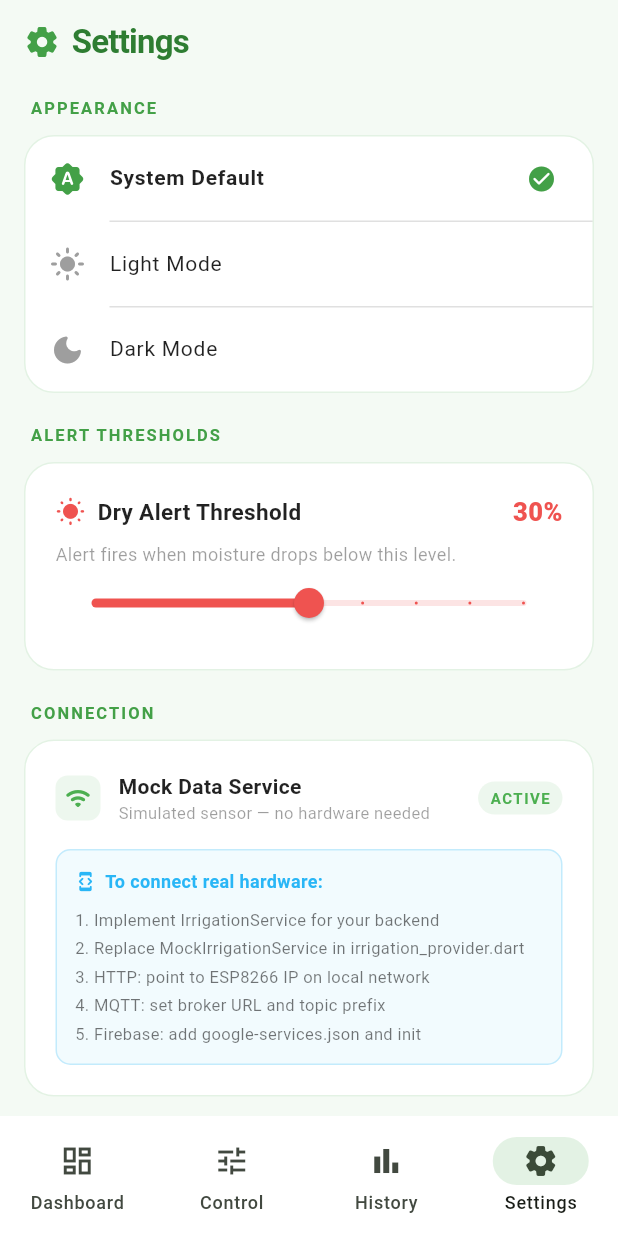
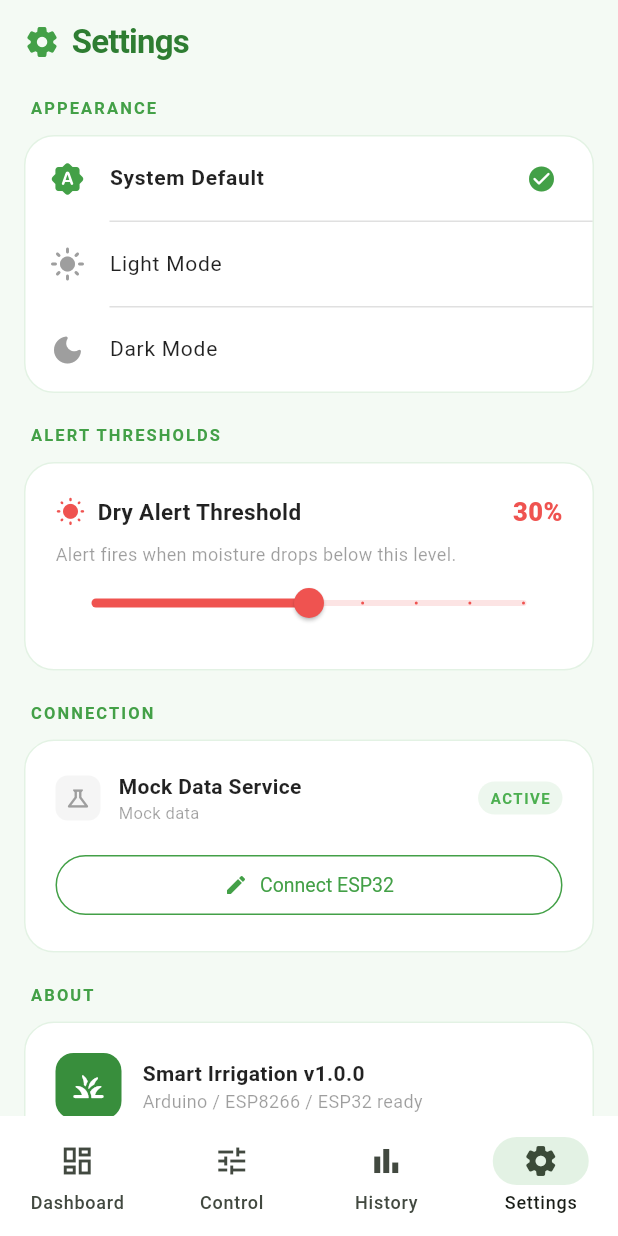
Before and after one commit to mohamed-emad-c4/iot_mnu_app, a Flutter app: the MainScaffold screen opened directly, item 4 of the bottom bar chosen, on a phone screen of 412 x 824 dp. Run offline on Flutter 3.47's test engine with Material 3 defaults, Android fonts, the phone set to English and light mode, and no system bars; our stand-ins replace fl_chart, flutter_riverpod, shared_preferences; accounts and stored records are empty.

Commit message:
Implement ESP32 IP setup and WebSocket integration for real-time irrigation control

```diff
--- a/lib/presentation/providers/settings_provider.dart
+++ b/lib/presentation/providers/settings_provider.dart
@@ -1,13 +1,26 @@
 import 'package:flutter/material.dart';
 import 'package:flutter_riverpod/flutter_riverpod.dart';
 
+import '../../data/repositories/esp_ip_repository.dart';
+
 /// Persists the user's preferred [ThemeMode] across restarts.
-///
-/// For now it lives in memory; wire it to [SharedPreferences] when needed:
-///   prefs.setString('themeMode', mode.name);
-///   ThemeMode.values.byName(prefs.getString('themeMode') ?? 'system');
 final themeModeProvider = StateProvider<ThemeMode>((ref) => ThemeMode.system);
 
 /// Soil moisture percentage below which a dry alert fires (default: 30 %).
-/// Exposed here so the Settings screen can let the user customise it.
 final moistureThresholdProvider = StateProvider<double>((ref) => 30.0);
+
+/// Singleton repository for reading/writing the ESP32 IP address.
+final espIpRepositoryProvider =
+    Provider<EspIpRepository>((_) => EspIpRepository());
+
+/// Currently active ESP32 IP address.
+/// - null  → not configured (shows IP setup screen)
+/// - '__mock__' → user chose to use simulated data
+/// - any other string → real ESP32 IP (e.g. "192.168.1.42")
+final espIpProvider = StateProvider<String?>((ref) => null);
+
+/// WebSocket connection status used by the Settings screen badge.
+enum WsStatus { disconnected, connecting, connected, error }
+
+final wsStatusProvider =
+    StateProvider<WsStatus>((ref) => WsStatus.disconnected);
--- a/lib/presentation/screens/settings/settings_screen.dart
+++ b/lib/presentation/screens/settings/settings_screen.dart
@@ -3,6 +3,7 @@ import 'package:flutter_riverpod/flutter_riverpod.dart';
 
 import '../../../core/constants/app_colors.dart';
 import '../../providers/settings_provider.dart';
+import '../setup/ip_setup_screen.dart';
 
 class SettingsScreen extends ConsumerWidget {
   const SettingsScreen({super.key});
@@ -12,6 +13,8 @@ class SettingsScreen extends ConsumerWidget {
     final themeMode = ref.watch(themeModeProvider);
     final threshold = ref.watch(moistureThresholdProvider);
     final isDark = Theme.of(context).brightness == Brightness.dark;
+    final ip = ref.watch(espIpProvider);
+    final wsStatus = ref.watch(wsStatusProvider);
     final cardColor = isDark ? AppColors.surfaceDark2 : Colors.white;
 
     return CustomScrollView(
@@ -142,127 +145,11 @@ class SettingsScreen extends ConsumerWidget {
 
                 // ─── Connection ──────────────────────────────────────────
                 _SectionHeader('Connection', isDark: isDark),
-                Container(
-                  decoration: BoxDecoration(
-                    color: cardColor,
-                    borderRadius: BorderRadius.circular(20),
-                    border: Border.all(
-                        color: AppColors.green500.withAlpha(40)),
-                  ),
-                  padding: const EdgeInsets.all(20),
-                  child: Column(
-                    crossAxisAlignment: CrossAxisAlignment.start,
-                    children: [
-                      Row(
-                        children: [
-                          Container(
-                            padding: const EdgeInsets.all(6),
-                            decoration: BoxDecoration(
-                              color: AppColors.ok.withAlpha(25),
-                              borderRadius: BorderRadius.circular(8),
-                            ),
-                            child: const Icon(Icons.wifi_rounded,
-                                color: AppColors.ok, size: 18),
-                          ),
-                          const SizedBox(width: 12),
-                          Column(
-                            crossAxisAlignment: CrossAxisAlignment.start,
-                            children: [
-                              Text(
-                                'Mock Data Service',
-                                style: TextStyle(
-                                  fontSize: 14,
-                                  fontWeight: FontWeight.w600,
-                                  color: isDark
-                                      ? Colors.white
-                                      : Colors.black87,
-                                ),
-                              ),
-                              Text(
-                                'Simulated sensor — no hardware needed',
-                                style: TextStyle(
-                                  fontSize: 11,
-                                  color: isDark
-                                      ? Colors.white38
-                                      : Colors.black38,
-                                ),
-                              ),
-                            ],
-                          ),
-                          const Spacer(),
-                          Container(
-                            padding: const EdgeInsets.symmetric(
-                                horizontal: 8, vertical: 4),
-                            decoration: BoxDecoration(
-                              color: AppColors.ok.withAlpha(25),
-                              borderRadius: BorderRadius.circular(20),
-                            ),
-                            child: const Text(
-                              'ACTIVE',
-                              style: TextStyle(
-                                fontSize: 10,
-                                fontWeight: FontWeight.w700,
-                                color: AppColors.ok,
-                                letterSpacing: 1,
-                              ),
-                            ),
-                          ),
-                        ],
-                      ),
-                      const SizedBox(height: 16),
-                      // IoT integration hint
-                      Container(
-                        padding: const EdgeInsets.all(12),
-                        decoration: BoxDecoration(
-                          color: AppColors.info.withAlpha(15),
-                          borderRadius: BorderRadius.circular(10),
-                          border: Border.all(
-                              color: AppColors.info.withAlpha(60)),
-                        ),
-                        child: Column(
-                          crossAxisAlignment: CrossAxisAlignment.start,
-                          children: [
-                            const Row(
-                              children: [
-                                Icon(Icons.developer_mode_rounded,
-                                    size: 14, color: AppColors.info),
-                                SizedBox(width: 6),
-                                Text(
-                                  'To connect real hardware:',
-                                  style: TextStyle(
-                                    fontSize: 12,
-                                    fontWeight: FontWeight.w700,
-                                    color: AppColors.info,
-                                  ),
-                                ),
-                              ],
-                            ),
-                            const SizedBox(height: 6),
-                            ...[
-                              '1. Implement IrrigationService for your backend',
-                              '2. Replace MockIrrigationService in irrigation_provider.dart',
-                              '3. HTTP: point to ESP8266 IP on local network',
-                              '4. MQTT: set broker URL and topic prefix',
-                              '5. Firebase: add google-services.json and init',
-                            ].map(
-                              (s) => Padding(
-                                padding: const EdgeInsets.only(top: 3),
-                                child: Text(
-                                  s,
-                                  style: TextStyle(
-                                    fontSize: 11,
-                                    color: isDark
-                                        ? Colors.white54
-                                        : Colors.black54,
-                                  ),
-                                ),
-                              ),
-                            ),
-                          ],
-                        ),
-                      ),
-                    ],
-                  ),
+                _ConnectionCard(
+                  ip: ip,
+                  wsStatus: wsStatus,
+                  isDark: isDark,
+                  cardColor: cardColor,
                 ),
 
                 const SizedBox(height: 20),
@@ -398,3 +285,145 @@ class _Divider extends StatelessWidget {
     );
   }
 }
+
+class _ConnectionCard extends ConsumerWidget {
+  final String? ip;
+  final WsStatus wsStatus;
+  final bool isDark;
+  final Color cardColor;
+
+  const _ConnectionCard({
+    required this.ip,
+    required this.wsStatus,
+    required this.isDark,
+    required this.cardColor,
+  });
+
+  (Color, String) _statusStyle() => switch (wsStatus) {
+        WsStatus.connected => (AppColors.ok, 'CONNECTED'),
+        WsStatus.connecting => (Colors.orange, 'CONNECTING'),
+        WsStatus.error => (AppColors.dry, 'ERROR'),
+        WsStatus.disconnected => (Colors.grey, 'OFFLINE'),
+      };
+
+  @override
+  Widget build(BuildContext context, WidgetRef ref) {
+    final isMock = ip == null || ip == '__mock__';
+    final displayIp = isMock ? 'Mock data' : ip!;
+    final (statusColor, statusLabel) = _statusStyle();
+
+    return Container(
+      decoration: BoxDecoration(
+        color: cardColor,
+        borderRadius: BorderRadius.circular(20),
+        border: Border.all(color: AppColors.green500.withAlpha(40)),
+      ),
+      padding: const EdgeInsets.all(20),
+      child: Column(
+        crossAxisAlignment: CrossAxisAlignment.start,
+        children: [
+          // ── Status row ──────────────────────────────────────────────────
+          Row(
+            children: [
+              Container(
+                padding: const EdgeInsets.all(6),
+                decoration: BoxDecoration(
+                  color: (isMock ? Colors.grey : statusColor).withAlpha(25),
+                  borderRadius: BorderRadius.circular(8),
+                ),
+                child: Icon(
+                  isMock ? Icons.science_outlined : Icons.wifi_rounded,
+                  color: isMock ? Colors.grey : statusColor,
+                  size: 18,
+                ),
+              ),
+              const SizedBox(width: 12),
+              Expanded(
+                child: Column(
+                  crossAxisAlignment: CrossAxisAlignment.start,
+                  children: [
+                    Text(
+                      isMock ? 'Mock Data Service' : 'ESP32 WebSocket',
+                      style: TextStyle(
+                        fontSize: 14,
+                        fontWeight: FontWeight.w600,
+                        color: isDark ? Colors.white : Colors.black87,
+                      ),
+                    ),
+                    Text(
+                      displayIp,
+                      style: TextStyle(
+                        fontSize: 11,
+                        color: isDark ? Colors.white38 : Colors.black38,
+                      ),
+                    ),
+                  ],
+                ),
+              ),
+              Container(
+                padding:
+                    const EdgeInsets.symmetric(horizontal: 8, vertical: 4),
+                decoration: BoxDecoration(
+                  color: (isMock ? AppColors.ok : statusColor).withAlpha(25),
+                  borderRadius: BorderRadius.circular(20),
+                ),
+                child: Text(
+                  isMock ? 'ACTIVE' : statusLabel,
+                  style: TextStyle(
+                    fontSize: 10,
+                    fontWeight: FontWeight.w700,
+                    color: isMock ? AppColors.ok : statusColor,
+                    letterSpacing: 1,
+                  ),
+                ),
+              ),
+            ],
+          ),
+          const SizedBox(height: 16),
+          // ── Action buttons ───────────────────────────────────────────────
+          Row(
+            children: [
+              Expanded(
+                child: OutlinedButton.icon(
+                  onPressed: () => Navigator.of(context).push(
+                    MaterialPageRoute(
+                        builder: (_) => const IpSetupScreen()),
+                  ),
+                  icon: const Icon(Icons.edit_rounded, size: 16),
+                  label: Text(isMock ? 'Connect ESP32' : 'Change IP'),
+                  style: OutlinedButton.styleFrom(
+                    foregroundColor: AppColors.green600,
+                    side: BorderSide(color: AppColors.green600),
+                    padding: const EdgeInsets.symmetric(vertical: 10),
+                    textStyle: const TextStyle(fontSize: 13),
+                  ),
+                ),
+              ),
+              if (!isMock) ...[
+                const SizedBox(width: 10),
+                Expanded(
+                  child: OutlinedButton.icon(
+                    onPressed: () async {
+                      await ref
+                          .read(espIpRepositoryProvider)
+                          .clearIp();
+                      ref.read(espIpProvider.notifier).state = '__mock__';
+                    },
+                    icon: const Icon(Icons.science_outlined, size: 16),
+                    label: const Text('Use Mock'),
+                    style: OutlinedButton.styleFrom(
+                      foregroundColor: Colors.grey,
+                      side: const BorderSide(color: Colors.grey),
+                      padding: const EdgeInsets.symmetric(vertical: 10),
+                      textStyle: const TextStyle(fontSize: 13),
+                    ),
+                  ),
+                ),
+              ],
+            ],
+          ),
+        ],
+      ),
+    );
+  }
+}
--- a/pubspec.yaml
+++ b/pubspec.yaml
@@ -23,6 +23,10 @@ dependencies:
   # ─── Persistence ────────────────────────────────────────────────────────────
   # Theme mode & alert threshold saved across restarts
   shared_preferences: ^2.3.3
+
+  # ─── Networking ─────────────────────────────────────────────────────────────
+  # WebSocket client for ESP32 real-time connection
+  web_socket_channel: ^2.4.0
 
 dev_dependencies:
   flutter_test:
```
Also changed, not shown: lib/app.dart (+4 -6 lines), lib/data/repositories/esp_ip_repository.dart (added, +20 -0 lines), lib/data/services/websocket_irrigation_service.dart (added, +184 -0 lines), lib/main.dart (+12 -20 lines), lib/presentation/providers/irrigation_provider.dart (+20 -22 lines), lib/presentation/screens/setup/ip_setup_screen.dart (added, +132 -0 lines), pubspec.lock.
